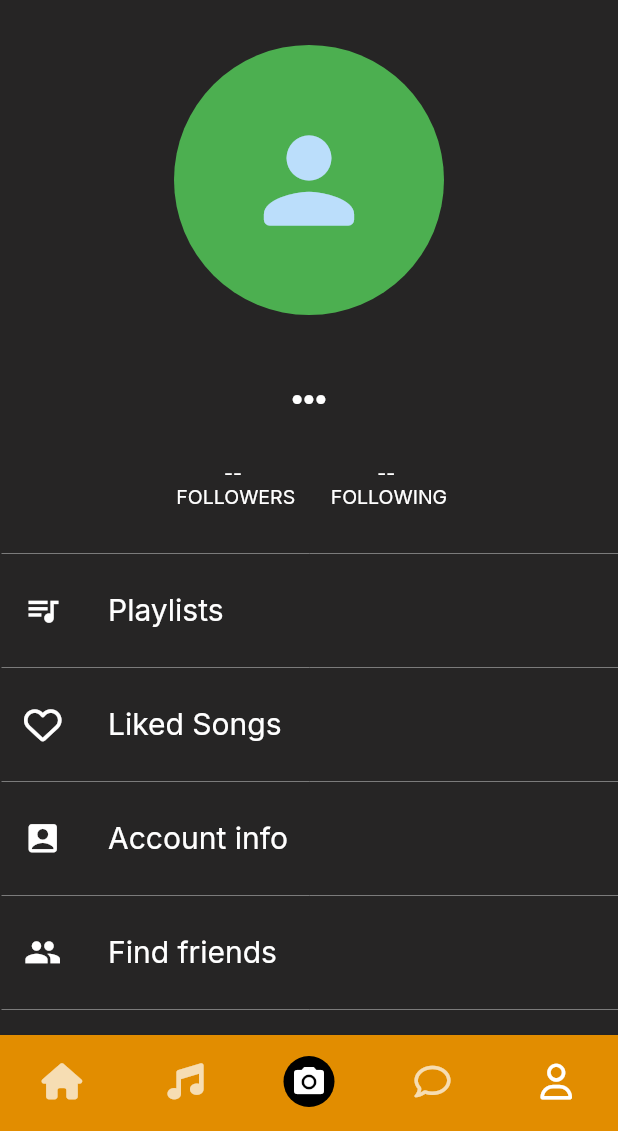
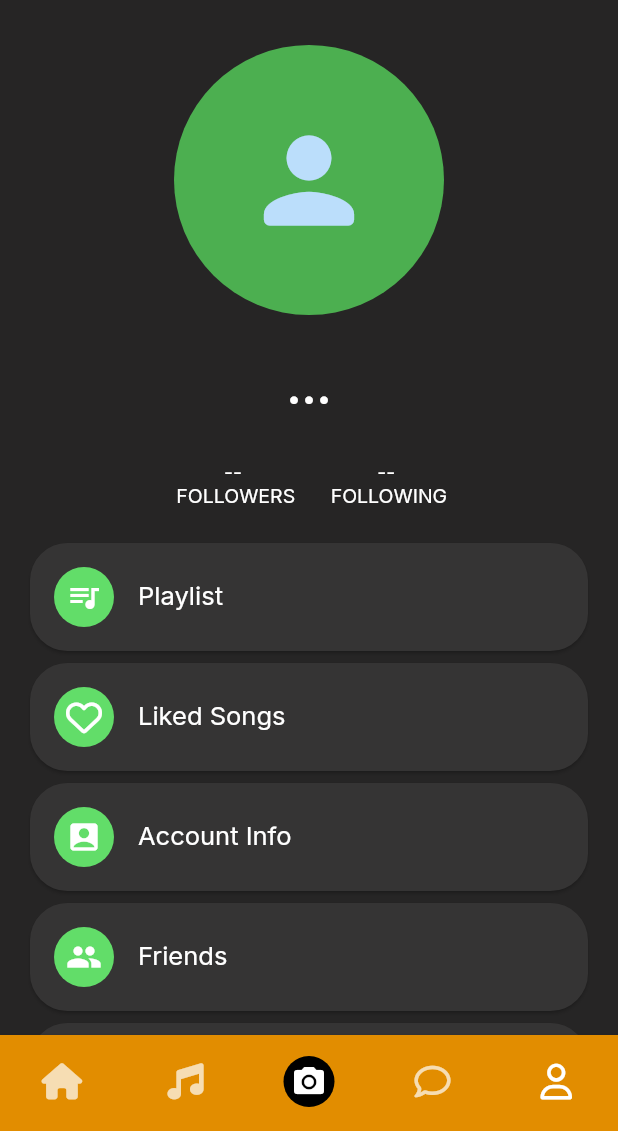
Before and after one commit to franzrocha/MuSikat-App, a Flutter app: the screen it shows once a user with an empty profile is signed in, item 5 of the bottom bar chosen, on a phone screen of 412 x 824 dp, the part 105-1236 px from its top. Run offline on Flutter 3.47's test engine with Material 2 defaults, Android fonts, the phone set to English and light mode, and no system bars; our stand-ins replace audioplayers, cloud_firestore, file_picker, firebase_auth, firebase_core, firebase_database and 9 more; missing offline and left inert: cloud_firestore_web, firebase_auth_web, firebase_core_web, firebase_database_web, firebase_storage_web, image_picker_for_web and 1 more; accounts and stored records are empty.

Commit message:
updated ui of profile screen menu

```diff
--- a/lib/screens/home/categories_screen.dart
+++ b/lib/screens/home/categories_screen.dart
@@ -13,6 +13,9 @@ class CategoriesScreen extends StatefulWidget {
 
 class _CategoriesScreenState extends State<CategoriesScreen> {
   get width => null;
+
+
+
 
   @override
   Widget build(BuildContext context) {
--- a/lib/screens/home/other_artist_screen.dart
+++ b/lib/screens/home/other_artist_screen.dart
@@ -1,6 +1,5 @@
-import 'package:firebase_auth/firebase_auth.dart';
 import 'package:flutter/material.dart';
-
+import 'package:google_fonts/google_fonts.dart';
 import 'package:musikat_app/constants.dart';
 import 'package:musikat_app/models/user_model.dart';
 import 'package:musikat_app/widgets/avatar.dart';
@@ -36,15 +35,43 @@ class _ArtistsProfileScreenState extends State<ArtistsProfileScreen> {
   Widget build(BuildContext context) {
     return Scaffold(
       appBar: AppBar(
-        title: Text(user?.username ?? '...'),
         backgroundColor: Colors.transparent,
+        elevation: 0.0,
+        actions: [
+          IconButton(onPressed: (){}, icon: const Icon(Icons.chat))
+        ],
       ),
       backgroundColor: musikatBackgroundColor,
       body: SafeArea(
           child: SingleChildScrollView(
         child: Column(
           children: [
-            profilePic(),
+            Row(
+              children: [
+                profilePic(),
+                Column(
+                  mainAxisAlignment: MainAxisAlignment.start,
+                  crossAxisAlignment: CrossAxisAlignment.start,
+                  children: [
+                    Text(
+                      user?.username ?? '...',
+                      style: GoogleFonts.inter(
+                          color: Colors.white,
+                          fontSize: 28,
+                          fontWeight: FontWeight.bold),
+                    ),
+                    const SizedBox(height: 12),
+                    Text(
+                      "---- followers",
+                      style: GoogleFonts.inter(
+                        color: Colors.white,
+                        fontSize: 15,
+                      ),
+                    ),
+                  ],
+                ),
+              ],
+            ),
           ],
         ),
       )),
--- a/lib/screens/home/profile_screen.dart
+++ b/lib/screens/home/profile_screen.dart
@@ -8,6 +8,8 @@ import 'package:musikat_app/models/user_model.dart';
 import 'package:musikat_app/screens/home/account_info.dart';
 import 'package:musikat_app/service_locators.dart';
 import 'package:musikat_app/widgets/avatar.dart';
+import 'package:musikat_app/widgets/tile_list.dart';
+import 'package:rounded_expansion_tile/rounded_expansion_tile.dart';
 
 class ProfileScreen extends StatefulWidget {
   const ProfileScreen({Key? key}) : super(key: key);
@@ -71,86 +73,65 @@ class _ProfileScreenState extends State<ProfileScreen> {
                 const SizedBox(
                   height: 20,
                 ),
-                const Divider(height: 20, indent: 1.0, color: listileColor),
-                ListTile(
-                  leading: const Icon(Icons.queue_music,
-                      color: Colors.white, size: 25),
-                  title: Text(
-                    'Playlists',
-                    style: GoogleFonts.inter(
-                      color: Colors.white,
-                      fontSize: 20,
-                    ),
-                  ),
-                ),
-                const Divider(height: 20, indent: 1.0, color: listileColor),
-                ListTile(
-                  leading: const FaIcon(FontAwesomeIcons.heart,
-                      color: Colors.white, size: 25),
-                  title: Text(
-                    'Liked Songs',
-                    style: GoogleFonts.inter(
-                      color: Colors.white,
-                      fontSize: 20,
-                    ),
-                  ),
-                ),
-               const Divider(height: 20, indent: 1.0, color: listileColor),
-                ListTile(
-                  onTap: () => {
+                TileList(
+                  icon: Icons.queue_music,
+                  text: 'Playlist',
+                  ontap: () {
                     Navigator.of(context).push(
                       MaterialPageRoute(
                           builder: (context) => const AccountInfoScreen()),
-                    ),
+                    );
                   },
-                  leading: const Icon(Icons.account_box,
-                      color: Colors.white, size: 25),
-                  title: Text(
-                    'Account info',
-                    style: GoogleFonts.inter(
-                      color: Colors.white,
-                      fontSize: 20,
-                    ),
-                  ),
                 ),
-               const Divider(height: 20, indent: 1.0, color: listileColor),
-                ListTile(
-                  leading:
-                      const Icon(Icons.people, color: Colors.white, size: 25),
-                  title: Text(
-                    'Find friends',
-                    style: GoogleFonts.inter(
-                      color: Colors.white,
-                      fontSize: 20,
-                    ),
-                  ),
+                TileList(
+                  icon: FontAwesomeIcons.heart,
+                  text: 'Liked Songs',
+                  ontap: () {
+                    Navigator.of(context).push(
+                      MaterialPageRoute(
+                          builder: (context) => const AccountInfoScreen()),
+                    );
+                  },
                 ),
-               const Divider(height: 20, indent: 1.0, color: listileColor),
-                ListTile(
-                  leading:
-                      const Icon(Icons.info, color: Colors.white, size: 25),
-                  title: Text(
-                    'About us',
-                    style: GoogleFonts.inter(
-                      color: Colors.white,
-                      fontSize: 20,
-                    ),
-                  ),
+                TileList(
+                  icon: Icons.account_box,
+                  text: 'Account Info',
+                  ontap: () {
+                    Navigator.of(context).push(
+                      MaterialPageRoute(
+                          builder: (context) => const AccountInfoScreen()),
+                    );
+                  },
                 ),
-                const Divider(height: 20, indent: 1.0, color: listileColor),
-                ListTile(
-                  onTap: () async {
+                TileList(
+                  icon: Icons.people,
+                  text: 'Friends',
+                  ontap: () {
+                    Navigator.of(context).push(
+                      MaterialPageRoute(
+                          builder: (context) => const AccountInfoScreen()),
+                    );
+                  },
+                ),
+                TileList(
+                  icon: Icons.info,
+                  text: 'About us',
+                  ontap: () {
+                    Navigator.of(context).push(
+                      MaterialPageRoute(
+                          builder: (context) => const AccountInfoScreen()),
+                    );
+                  },
+                ),
+                TileList(
+                  icon: Icons.logout,
+                  text: 'Log-out',
+                  ontap: () async {
                     _auth.logout();
                   },
-                  leading:
-                      const Icon(Icons.logout, color: Colors.white, size: 25),
-                  title: Text(
-                    'Log-out',
-                    style: GoogleFonts.inter(
-                      color: Colors.white,
-                      fontSize: 20,
-                    ),
-                  ),
+                ),
+                const SizedBox(
+                  height: 20,
                 ),
               ],
             ),
@@ -162,7 +143,7 @@ class _ProfileScreenState extends State<ProfileScreen> {
 
   Text userName() {
     return Text(user?.username ?? '...',
-        style: GoogleFonts.montserrat(
+        style: GoogleFonts.inter(
           color: Colors.white,
           fontSize: 30,
           fontWeight: FontWeight.bold,
--- /dev/null
+++ b/lib/widgets/tile_list.dart
@@ -0,0 +1,44 @@
+import 'package:flutter/material.dart';
+import 'package:google_fonts/google_fonts.dart';
+
+class TileList extends StatelessWidget {
+  const TileList(
+      {Key? key,
+      required this.icon,
+      required this.text, this.ontap})
+      : super(key: key);
+
+  final IconData icon;
+  final String text;
+  final void Function()? ontap;
+
+  @override
+  Widget build(BuildContext context) {
+    return SizedBox(
+      height: 80,
+      width: 380,
+      child: Card(
+        shape: RoundedRectangleBorder(
+          borderRadius: BorderRadius.circular(25),
+        ),
+        color: const Color(0xff353434),
+        child: Center(
+          child: ListTile(
+            onTap: ontap,
+            leading: CircleAvatar(
+              backgroundColor: const Color(0xff62DD69),
+              child: Icon(
+                icon,
+                color: Colors.white,
+              ),
+            ),
+            title: Text(
+              text,
+              style: GoogleFonts.inter(fontSize: 17, color: Colors.white),
+            ),
+          ),
+        ),
+      ),
+    );
+  }
+}
--- a/pubspec.yaml
+++ b/pubspec.yaml
@@ -47,6 +47,7 @@ dependencies:
   firebase_database: ^9.1.7
   modal_progress_hud_nsn: ^0.3.0
   firebase_core_platform_interface: 4.5.1
+  rounded_expansion_tile: ^0.0.13
 
 dev_dependencies:
   flutter_test:
```
Also changed, not shown: 2 other files. Lines whose indentation alone changed are shown as unchanged.
